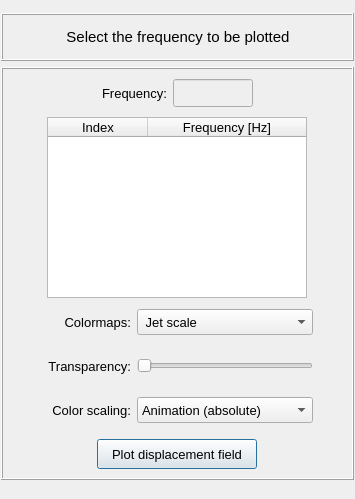
First picture: the form in pulse/interface/data/ui_files/plots/results/structural/plot_nodal_results_field_for_harmonic_analysis.ui, repository open-pulse/OpenPulse, before the edit.
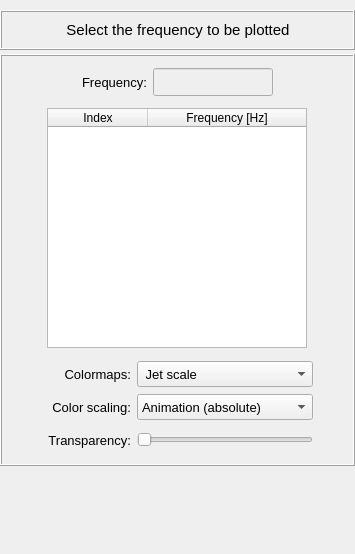
Second picture: the form after the edit.

Commit message: Update and uniformize the plot-related UI files

The edit to the form file:
```diff
--- a/pulse/interface/data/ui_files/plots/results/structural/plot_nodal_results_field_for_harmonic_analysis.ui
+++ b/pulse/interface/data/ui_files/plots/results/structural/plot_nodal_results_field_for_harmonic_analysis.ui
@@ -7,7 +7,7 @@
     <x>0</x>
     <y>0</y>
     <width>355</width>
-    <height>499</height>
+    <height>554</height>
    </rect>
   </property>
   <property name="sizePolicy">
@@ -27,13 +27,13 @@
   </property>
   <layout class="QGridLayout" name="gridLayout_2">
    <property name="leftMargin">
-    <number>1</number>
+    <number>0</number>
    </property>
    <property name="topMargin">
     <number>4</number>
    </property>
    <property name="rightMargin">
-    <number>1</number>
+    <number>0</number>
    </property>
    <property name="bottomMargin">
     <number>4</number>
@@ -43,6 +43,12 @@
    </property>
    <item row="0" column="0">
     <widget class="QScrollArea" name="scrollArea">
+     <property name="minimumSize">
+      <size>
+       <width>0</width>
+       <height>500</height>
+      </size>
+     </property>
      <property name="frameShape">
       <enum>QFrame::Shape::NoFrame</enum>
      </property>
@@ -54,17 +60,104 @@
        <rect>
         <x>0</x>
         <y>0</y>
-        <width>341</width>
-        <height>500</height>
+        <width>355</width>
+        <height>546</height>
        </rect>
       </property>
-      <layout class="QGridLayout" name="gridLayout_9">
+      <layout class="QGridLayout" name="gridLayout_6">
        <property name="leftMargin">
         <number>0</number>
        </property>
+       <property name="topMargin">
+        <number>6</number>
+       </property>
        <property name="rightMargin">
         <number>0</number>
        </property>
+       <property name="bottomMargin">
+        <number>0</number>
+       </property>
+       <property name="verticalSpacing">
+        <number>4</number>
+       </property>
+       <item row="0" column="0">
+        <widget class="QFrame" name="frame_title">
+         <property name="minimumSize">
+          <size>
+           <width>0</width>
+           <height>40</height>
+          </size>
+         </property>
+         <property name="maximumSize">
+          <size>
+           <width>16777215</width>
+           <height>40</height>
+          </size>
+         </property>
+         <property name="frameShape">
+          <enum>QFrame::Shape::Box</enum>
+         </property>
+         <property name="frameShadow">
+          <enum>QFrame::Shadow::Raised</enum>
+         </property>
+         <property name="lineWidth">
+          <number>1</number>
+         </property>
+         <layout class="QGridLayout" name="gridLayout">
+          <property name="leftMargin">
+           <number>10</number>
+          </property>
+          <property name="topMargin">
+           <number>0</number>
+          </property>
+          <property name="bottomMargin">
+           <number>0</number>
+          </property>
+          <property name="spacing">
+           <number>0</number>
+          </property>
+          <item row="0" column="0">
+           <widget class="QLabel" name="label_title">
+            <property name="minimumSize">
+             <size>
+              <width>0</width>
+              <height>0</height>
+             </size>
+            </property>
+            <property name="maximumSize">
+             <size>
+              <width>16777215</width>
+              <height>32</height>
+             </size>
+            </property>
+            <property name="font">
+             <font>
+              <family>MS Shell Dlg 2</family>
+              <pointsize>11</pointsize>
+              <italic>false</italic>
+              <bold>false</bold>
+             </font>
+            </property>
+            <property name="frameShape">
+             <enum>QFrame::Shape::NoFrame</enum>
+            </property>
+            <property name="frameShadow">
+             <enum>QFrame::Shadow::Raised</enum>
+            </property>
+            <property name="text">
+             <string>Select the frequency to be plotted</string>
+            </property>
+            <property name="textFormat">
+             <enum>Qt::TextFormat::AutoText</enum>
+            </property>
+            <property name="alignment">
+             <set>Qt::AlignmentFlag::AlignCenter</set>
+            </property>
+           </widget>
+          </item>
+         </layout>
+        </widget>
+       </item>
        <item row="1" column="0">
         <widget class="QFrame" name="frame_main">
          <property name="sizeIncrement">
@@ -90,162 +183,32 @@
            <number>4</number>
           </property>
           <property name="topMargin">
-           <number>4</number>
+           <number>6</number>
           </property>
           <property name="rightMargin">
            <number>4</number>
           </property>
           <property name="bottomMargin">
-           <number>4</number>
+           <number>6</number>
           </property>
-          <property name="spacing">
+          <property name="horizontalSpacing">
            <number>4</number>
           </property>
-          <item row="2" column="0">
-           <widget class="QFrame" name="frame_frequency">
-            <property name="minimumSize">
-             <size>
-              <width>0</width>
-              <height>40</height>
-             </size>
-            </property>
-            <property name="maximumSize">
-             <size>
-              <width>16777215</width>
-              <height>40</height>
-             </size>
-            </property>
-            <property name="frameShape">
-             <enum>QFrame::Shape::NoFrame</enum>
-            </property>
-            <property name="frameShadow">
-             <enum>QFrame::Shadow::Raised</enum>
-            </property>
-            <layout class="QGridLayout" name="gridLayout_4">
-             <property name="leftMargin">
-              <number>0</number>
-             </property>
-             <property name="topMargin">
-              <number>0</number>
-             </property>
-             <property name="rightMargin">
-              <number>0</number>
-             </property>
-             <property name="bottomMargin">
-              <number>0</number>
-             </property>
-             <property name="horizontalSpacing">
-              <number>6</number>
-             </property>
-             <property name="verticalSpacing">
-              <number>0</number>
-             </property>
-             <item row="0" column="0">
-              <spacer name="horizontalSpacer_2">
-               <property name="orientation">
-                <enum>Qt::Orientation::Horizontal</enum>
-               </property>
-               <property name="sizeHint" stdset="0">
-                <size>
-                 <width>40</width>
-                 <height>20</height>
-                </size>
-               </property>
-              </spacer>
-             </item>
-             <item row="0" column="2">
-              <widget class="QLineEdit" name="lineEdit_selected_frequency">
-               <property name="enabled">
-                <bool>false</bool>
-               </property>
-               <property name="minimumSize">
-                <size>
-                 <width>80</width>
-                 <height>28</height>
-                </size>
-               </property>
-               <property name="maximumSize">
-                <size>
-                 <width>80</width>
-                 <height>28</height>
-                </size>
-               </property>
-               <property name="font">
-                <font>
-                 <family>MS Shell Dlg 2</family>
-                 <pointsize>10</pointsize>
-                 <italic>false</italic>
-                 <bold>false</bold>
-                </font>
-               </property>
-               <property name="styleSheet">
-                <string notr="true"/>
-               </property>
-               <property name="text">
-                <string/>
-               </property>
-               <property name="alignment">
-                <set>Qt::AlignmentFlag::AlignCenter</set>
-               </property>
-              </widget>
-             </item>
-             <item row="0" column="3">
-              <spacer name="horizontalSpacer">
-               <property name="orientation">
-                <enum>Qt::Orientation::Horizontal</enum>
-               </property>
-               <property name="sizeHint" stdset="0">
-                <size>
-                 <width>40</width>
-                 <height>20</height>
-                </size>
-               </property>
-              </spacer>
-             </item>
-             <item row="0" column="1">
-              <widget class="QLabel" name="label_4">
-               <property name="minimumSize">
-                <size>
-                 <width>0</width>
-                 <height>28</height>
-                </size>
-               </property>
-               <property name="maximumSize">
-                <size>
-                 <width>16777215</width>
-                 <height>28</height>
-                </size>
-               </property>
-               <property name="font">
-                <font>
-                 <family>MS Shell Dlg 2</family>
-                 <pointsize>10</pointsize>
-                 <bold>false</bold>
-                </font>
-               </property>
-               <property name="text">
-                <string>Frequency:</string>
-               </property>
-               <property name="alignment">
-                <set>Qt::AlignmentFlag::AlignCenter</set>
-               </property>
-              </widget>
-             </item>
-            </layout>
-           </widget>
-          </item>
+          <property name="verticalSpacing">
+           <number>6</number>
+          </property>
           <item row="4" column="0">
            <widget class="QFrame" name="frame">
             <property name="minimumSize">
              <size>
               <width>0</width>
-              <height>40</height>
+              <height>80</height>
              </size>
             </property>
             <property name="maximumSize">
              <size>
               <width>16777215</width>
-              <height>40</height>
+              <height>120</height>
              </size>
             </property>
             <property name="frameShape">
@@ -259,14 +222,132 @@
               <number>0</number>
              </property>
              <property name="topMargin">
-              <number>0</number>
+              <number>6</number>
              </property>
              <property name="rightMargin">
               <number>0</number>
              </property>
              <property name="bottomMargin">
-              <number>0</number>
+              <number>4</number>
              </property>
+             <item row="1" column="2">
+              <widget class="QComboBox" name="comboBox_color_scale">
+               <property name="minimumSize">
+                <size>
+                 <width>176</width>
+                 <height>26</height>
+                </size>
+               </property>
+               <property name="maximumSize">
+                <size>
+                 <width>200</width>
+                 <height>26</height>
+                </size>
+               </property>
+               <property name="font">
+                <font>
+                 <pointsize>10</pointsize>
+                </font>
+               </property>
+               <item>
+                <property name="text">
+                 <string>Animation (absolute)</string>
+                </property>
+               </item>
+               <item>
+                <property name="text">
+                 <string>Animation (Ux)</string>
+                </property>
+               </item>
+               <item>
+                <property name="text">
+                 <string>Animation (Uy)</string>
+                </property>
+               </item>
+               <item>
+                <property name="text">
+                 <string>Animation (Uz)</string>
+                </property>
+               </item>
+               <item>
+                <property name="text">
+                 <string>Absolute (resultant)</string>
+                </property>
+               </item>
+               <item>
+                <property name="text">
+                 <string>Absolute (Ux)</string>
+                </property>
+               </item>
+               <item>
+                <property name="text">
+                 <string>Absolute (Uy)</string>
+                </property>
+               </item>
+               <item>
+                <property name="text">
+                 <string>Absolute (Uz)</string>
+                </property>
+               </item>
+               <item>
+                <property name="text">
+                 <string>Real - Ux</string>
+                </property>
+               </item>
+               <item>
+                <property name="text">
+                 <string>Real - Uy</string>
+                </property>
+               </item>
+               <item>
+                <property name="text">
+                 <string>Real - Uz</string>
+                </property>
+               </item>
+               <item>
+                <property name="text">
+                 <string>Imaginary - Ux</string>
+                </property>
+               </item>
+               <item>
+                <property name="text">
+                 <string>Imaginary - Uy</string>
+                </property>
+               </item>
+               <item>
+                <property name="text">
+                 <string>Imaginary - Uz</string>
+                </property>
+               </item>
+              </widget>
+             </item>
+             <item row="1" column="1">
+              <widget class="QLabel" name="label_2">
+               <property name="minimumSize">
+                <size>
+                 <width>90</width>
+                 <height>26</height>
+                </size>
+               </property>
+               <property name="maximumSize">
+                <size>
+                 <width>90</width>
+                 <height>26</height>
+                </size>
+               </property>
+               <property name="font">
+                <font>
+                 <pointsize>10</pointsize>
+                </font>
+               </property>
+               <property name="text">
+                <string>Color scaling:</string>
+               </property>
+               <property name="alignment">
+                <set>Qt::AlignmentFlag::AlignRight|Qt::AlignmentFlag::AlignTrailing|Qt::AlignmentFlag::AlignVCenter</set>
+               </property>
+              </widget>
+             </item>
              <item row="0" column="2">
               <widget class="QFrame" name="frame_7">
                <property name="minimumSize">
@@ -435,289 +516,26 @@
                </property>
               </spacer>
              </item>
-            </layout>
-           </widget>
-          </item>
-          <item row="6" column="0">
-           <widget class="QFrame" name="frame_scalling">
-            <property name="minimumSize">
-             <size>
-              <width>0</width>
-              <height>40</height>
-             </size>
-            </property>
-            <property name="frameShape">
-             <enum>QFrame::Shape::NoFrame</enum>
-            </property>
-            <property name="frameShadow">
-             <enum>QFrame::Shadow::Raised</enum>
-            </property>
-            <layout class="QGridLayout" name="gridLayout_6">
-             <property name="leftMargin">
-              <number>0</number>
-             </property>
-             <property name="topMargin">
-              <number>0</number>
-             </property>
-             <property name="rightMargin">
-              <number>0</number>
-             </property>
-             <property name="bottomMargin">
-              <number>0</number>
-             </property>
-             <property name="horizontalSpacing">
-              <number>6</number>
-             </property>
-             <property name="verticalSpacing">
-              <number>0</number>
-             </property>
-             <item row="0" column="2">
-              <widget class="QComboBox" name="comboBox_color_scale">
+             <item row="2" column="2">
+              <widget class="QSlider" name="slider_transparency">
                <property name="minimumSize">
                 <size>
                  <width>176</width>
-                 <height>26</height>
+                 <height>0</height>
                 </size>
                </property>
                <property name="maximumSize">
                 <size>
                  <width>200</width>
-                 <height>26</height>
+                 <height>16777215</height>
                 </size>
                </property>
-               <property name="font">
-                <font>
-                 <pointsize>10</pointsize>
-                </font>
-               </property>
-               <item>
-                <property name="text">
-                 <string>Animation (absolute)</string>
-                </property>
-               </item>
-               <item>
-                <property name="text">
-                 <string>Animation (Ux)</string>
-                </property>
-               </item>
-               <item>
-                <property name="text">
-                 <string>Animation (Uy)</string>
-                </property>
-               </item>
-               <item>
-                <property name="text">
-                 <string>Animation (Uz)</string>
-                </property>
-               </item>
-               <item>
-                <property name="text">
-                 <string>Absolute (resultant)</string>
-                </property>
-               </item>
-               <item>
-                <property name="text">
-                 <string>Absolute (Ux)</string>
-                </property>
-               </item>
-               <item>
-                <property name="text">
-                 <string>Absolute (Uy)</string>
-                </property>
-               </item>
-               <item>
-                <property name="text">
-                 <string>Absolute (Uz)</string>
-                </property>
-               </item>
-               <item>
-                <property name="text">
-                 <string>Real - Ux</string>
-                </property>
-               </item>
-               <item>
-                <property name="text">
-                 <string>Real - Uy</string>
-                </property>
-               </item>
-               <item>
-                <property name="text">
-                 <string>Real - Uz</string>
-                </property>
-               </item>
-               <item>
-                <property name="text">
-                 <string>Imaginary - Ux</string>
-                </property>
-               </item>
-               <item>
-                <property name="text">
-                 <string>Imaginary - Uy</string>
-                </property>
-               </item>
-               <item>
-                <property name="text">
-                 <string>Imaginary - Uz</string>
-                </property>
-               </item>
-              </widget>
-             </item>
-             <item row="0" column="1">
-              <widget class="QLabel" name="label_2">
-               <property name="minimumSize">
-                <size>
-                 <width>90</width>
-                 <height>26</height>
-                </size>
-               </property>
-               <property name="maximumSize">
-                <size>
-                 <width>90</width>
-                 <height>26</height>
-                </size>
-               </property>
-               <property name="font">
-                <font>
-                 <pointsize>10</pointsize>
-                </font>
-               </property>
-               <property name="text">
-                <string>Color scaling:</string>
-               </property>
-               <property name="alignment">
-                <set>Qt::AlignmentFlag::AlignRight|Qt::AlignmentFlag::AlignTrailing|Qt::AlignmentFlag::AlignVCenter</set>
-               </property>
-              </widget>
-             </item>
-             <item row="0" column="0">
-              <spacer name="horizontalSpacer_3">
                <property name="orientation">
                 <enum>Qt::Orientation::Horizontal</enum>
                </property>
-               <property name="sizeHint" stdset="0">
-                <size>
-                 <width>40</width>
-                 <height>20</height>
-                </size>
-               </property>
-              </spacer>
-             </item>
-             <item row="0" column="3">
-              <spacer name="horizontalSpacer_4">
-               <property name="orientation">
-                <enum>Qt::Orientation::Horizontal</enum>
-               </property>
-               <property name="sizeHint" stdset="0">
-                <size>
-                 <width>40</width>
-                 <height>20</height>
-                </size>
-               </property>
-              </spacer>
-             </item>
-            </layout>
-           </widget>
-          </item>
-          <item row="7" column="0">
-           <widget class="QFrame" name="frame_button">
-            <property name="minimumSize">
-             <size>
-              <width>0</width>
-              <height>40</height>
-             </size>
-            </property>
-            <property name="frameShape">
-             <enum>QFrame::Shape::NoFrame</enum>
-            </property>
-            <property name="frameShadow">
-             <enum>QFrame::Shadow::Raised</enum>
-            </property>
-            <layout class="QGridLayout" name="gridLayout_7">
-             <property name="leftMargin">
-              <number>0</number>
-             </property>
-             <property name="topMargin">
-              <number>0</number>
-             </property>
-             <property name="rightMargin">
-              <number>0</number>
-             </property>
-             <property name="bottomMargin">
-              <number>0</number>
-             </property>
-             <property name="spacing">
-              <number>0</number>
-             </property>
-             <item row="0" column="0">
-              <widget class="QPushButton" name="pushButton_plot">
-               <property name="minimumSize">
-                <size>
-                 <width>160</width>
-                 <height>30</height>
-                </size>
-               </property>
-               <property name="maximumSize">
-                <size>
-                 <width>160</width>
-                 <height>30</height>
-                </size>
-               </property>
-               <property name="font">
-                <font>
-                 <family>MS Shell Dlg 2</family>
-                 <pointsize>10</pointsize>
-                 <italic>false</italic>
-                 <bold>false</bold>
-                </font>
-               </property>
-               <property name="styleSheet">
-                <string notr="true"/>
-               </property>
-               <property name="text">
-                <string>Plot displacement field</string>
-               </property>
-               <property name="default">
-                <bool>true</bool>
-               </property>
               </widget>
              </item>
-            </layout>
-           </widget>
-          </item>
-          <item row="5" column="0">
-           <widget class="QFrame" name="frame_4">
-            <property name="minimumSize">
-             <size>
-              <width>0</width>
-              <height>40</height>
-             </size>
-            </property>
-            <property name="maximumSize">
-             <size>
-              <width>16777215</width>
-              <height>40</height>
-             </size>
-            </property>
-            <property name="frameShape">
-             <enum>QFrame::Shape::NoFrame</enum>
-            </property>
-            <property name="frameShadow">
-             <enum>QFrame::Shadow::Raised</enum>
-            </property>
-            <layout class="QGridLayout" name="gridLayout_8">
-             <property name="leftMargin">
-              <number>0</number>
-             </property>
-             <property name="topMargin">
-              <number>0</number>
-             </property>
-             <property name="rightMargin">
-              <number>0</number>
-             </property>
-             <property name="bottomMargin">
-              <number>0</number>
-             </property>
-             <item row="0" column="1">
+             <item row="2" column="1">
               <widget class="QLabel" name="label_3">
                <property name="minimumSize">
                 <size>
@@ -744,56 +562,17 @@
                </property>
               </widget>
              </item>
-             <item row="0" column="2">
-              <widget class="QSlider" name="slider_transparency">
-               <property name="minimumSize">
-                <size>
-                 <width>176</width>
-                 <height>0</height>
-                </size>
-               </property>
-               <property name="maximumSize">
-                <size>
-                 <width>200</width>
-                 <height>16777215</height>
-                </size>
-               </property>
-               <property name="orientation">
-                <enum>Qt::Orientation::Horizontal</enum>
-               </property>
-              </widget>
-             </item>
-             <item row="0" column="3">
-              <spacer name="horizontalSpacer_6">
-               <property name="orientation">
-                <enum>Qt::Orientation::Horizontal</enum>
-               </property>
-               <property name="sizeHint" stdset="0">
-                <size>
-                 <width>40</width>
-                 <height>20</height>
-                </size>
-               </property>
-              </spacer>
-             </item>
-             <item row="0" column="0">
-              <spacer name="horizontalSpacer_7">
-               <property name="orientation">
-                <enum>Qt::Orientation::Horizontal</enum>
-               </property>
-               <property name="sizeHint" stdset="0">
-                <size>
-                 <width>40</width>
-                 <height>20</height>
-                </size>
-               </property>
-              </spacer>
-             </item>
             </layout>
            </widget>
           </item>
           <item row="3" column="0">
            <widget class="QFrame" name="frame_treeWidget">
+            <property name="maximumSize">
+             <size>
+              <width>16777215</width>
+              <height>240</height>
+             </size>
+            </property>
             <property name="frameShape">
              <enum>QFrame::Shape::NoFrame</enum>
             </property>
@@ -833,7 +612,7 @@
                <property name="font">
                 <font>
                  <family>MS Shell Dlg 2</family>
-                 <pointsize>10</pointsize>
+                 <pointsize>9</pointsize>
                  <italic>false</italic>
                  <bold>false</bold>
                 </font>
@@ -851,7 +630,7 @@
                 <property name="font">
                  <font>
                   <family>MS Shell Dlg 2</family>
-                  <pointsize>10</pointsize>
+                  <pointsize>9</pointsize>
                  </font>
                 </property>
                 <property name="textAlignment">
@@ -865,7 +644,7 @@
                 <property name="font">
                  <font>
                   <family>MS Shell Dlg 2</family>
-                  <pointsize>10</pointsize>
+                  <pointsize>9</pointsize>
                   <italic>false</italic>
                   <bold>false</bold>
                  </font>
@@ -879,82 +658,137 @@
             </layout>
            </widget>
           </item>
-         </layout>
-        </widget>
-       </item>
-       <item row="0" column="0">
-        <widget class="QFrame" name="frame_title">
-         <property name="minimumSize">
-          <size>
-           <width>0</width>
-           <height>48</height>
-          </size>
-         </property>
-         <property name="maximumSize">
-          <size>
-           <width>16777215</width>
-           <height>48</height>
-          </size>
-         </property>
-         <property name="frameShape">
-          <enum>QFrame::Shape::Box</enum>
-         </property>
-         <property name="frameShadow">
-          <enum>QFrame::Shadow::Raised</enum>
-         </property>
-         <property name="lineWidth">
-          <number>1</number>
-         </property>
-         <layout class="QGridLayout" name="gridLayout">
-          <property name="leftMargin">
-           <number>10</number>
-          </property>
-          <property name="topMargin">
-           <number>0</number>
-          </property>
-          <property name="bottomMargin">
-           <number>0</number>
-          </property>
-          <property name="spacing">
-           <number>0</number>
-          </property>
-          <item row="0" column="0">
-           <widget class="QLabel" name="label_title">
+          <item row="2" column="0">
+           <widget class="QFrame" name="frame_frequency">
             <property name="minimumSize">
              <size>
               <width>0</width>
-              <height>0</height>
+              <height>40</height>
              </size>
             </property>
             <property name="maximumSize">
              <size>
               <width>16777215</width>
-              <height>32</height>
+              <height>40</height>
              </size>
             </property>
-            <property name="font">
-             <font>
-              <family>MS Shell Dlg 2</family>
-              <pointsize>11</pointsize>
-              <italic>false</italic>
-              <bold>false</bold>
-             </font>
-            </property>
             <property name="frameShape">
              <enum>QFrame::Shape::NoFrame</enum>
             </property>
             <property name="frameShadow">
              <enum>QFrame::Shadow::Raised</enum>
             </property>
-            <property name="text">
-             <string>Select the frequency to be plotted</string>
-            </property>
-            <property name="textFormat">
-             <enum>Qt::TextFormat::AutoText</enum>
-            </property>
-            <property name="alignment">
-             <set>Qt::AlignmentFlag::AlignCenter</set>
-            </property>
+            <layout class="QGridLayout" name="gridLayout_4">
+             <property name="leftMargin">
+              <number>0</number>
+             </property>
+             <property name="topMargin">
+              <number>0</number>
+             </property>
+             <property name="rightMargin">
+              <number>0</number>
+             </property>
+             <property name="bottomMargin">
+              <number>0</number>
+             </property>
+             <property name="horizontalSpacing">
+              <number>6</number>
+             </property>
+             <property name="verticalSpacing">
+              <number>0</number>
+             </property>
+             <item row="0" column="0">
+              <spacer name="horizontalSpacer_2">
+               <property name="orientation">
+                <enum>Qt::Orientation::Horizontal</enum>
+               </property>
+               <property name="sizeHint" stdset="0">
+                <size>
+                 <width>40</width>
+                 <height>20</height>
+                </size>
+               </property>
+              </spacer>
+             </item>
+             <item row="0" column="2">
+              <widget class="QLineEdit" name="lineEdit_selected_frequency">
+               <property name="enabled">
+                <bool>false</bool>
+               </property>
+               <property name="minimumSize">
+                <size>
+                 <width>120</width>
+                 <height>28</height>
+                </size>
+               </property>
+               <property name="maximumSize">
+                <size>
+                 <width>120</width>
+                 <height>28</height>
+                </size>
+               </property>
+               <property name="font">
+                <font>
+                 <family>MS Shell Dlg 2</family>
+                 <pointsize>10</pointsize>
+                 <italic>false</italic>
+                 <bold>false</bold>
+                </font>
+               </property>
+               <property name="styleSheet">
+                <string notr="true"/>
+               </property>
+               <property name="text">
+                <string/>
+               </property>
+               <property name="alignment">
+                <set>Qt::AlignmentFlag::AlignCenter</set>
+               </property>
+              </widget>
+             </item>
+             <item row="0" column="3">
+              <spacer name="horizontalSpacer">
+               <property name="orientation">
+                <enum>Qt::Orientation::Horizontal</enum>
+               </property>
+               <property name="sizeHint" stdset="0">
+                <size>
+                 <width>40</width>
+                 <height>20</height>
+                </size>
+               </property>
+              </spacer>
+             </item>
+             <item row="0" column="1">
+              <widget class="QLabel" name="label_4">
+               <property name="minimumSize">
+                <size>
+                 <width>0</width>
+                 <height>28</height>
+                </size>
+               </property>
+               <property name="maximumSize">
+                <size>
+                 <width>16777215</width>
+                 <height>28</height>
+                </size>
+               </property>
+               <property name="font">
+                <font>
+                 <family>MS Shell Dlg 2</family>
+                 <pointsize>10</pointsize>
+                 <bold>false</bold>
+                </font>
+               </property>
+               <property name="text">
+                <string>Frequency:</string>
+               </property>
+               <property name="alignment">
+                <set>Qt::AlignmentFlag::AlignCenter</set>
+               </property>
+              </widget>
+             </item>
+            </layout>
            </widget>
           </item>
          </layout>
@@ -962,6 +796,12 @@
        </item>
        <item row="2" column="0">
         <widget class="QFrame" name="frame_animation">
+         <property name="minimumSize">
+          <size>
+           <width>0</width>
+           <height>80</height>
+          </size>
+         </property>
          <property name="frameShape">
           <enum>QFrame::Shape::NoFrame</enum>
          </property>
```
Left out of the diff: 3 changed lines with no effect on the pictures. The commit also changes 18 other files.
